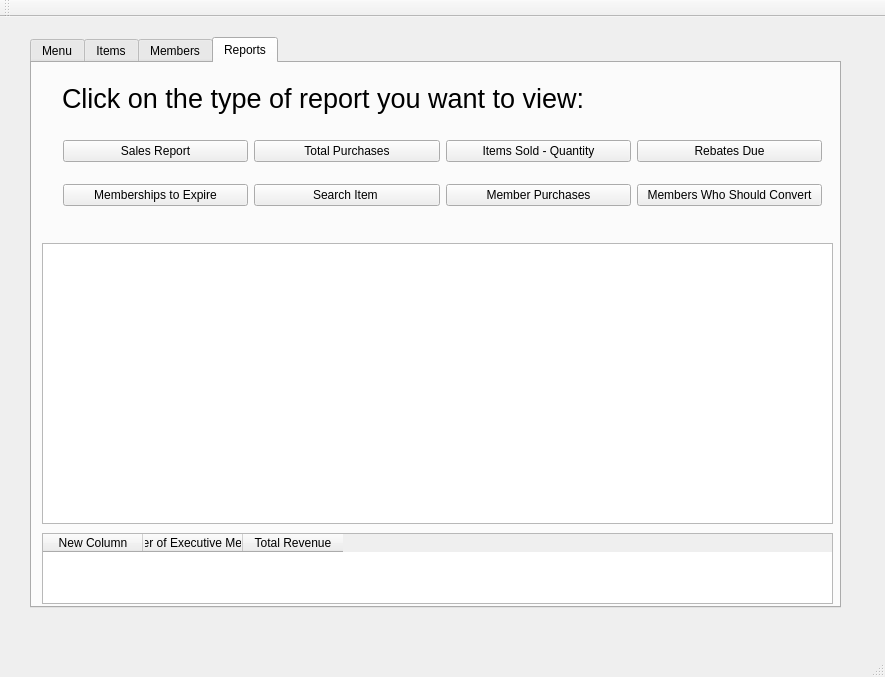
Old version of the form mainwindow.ui in the repository JMarcu/Super-Warehouse-Store.
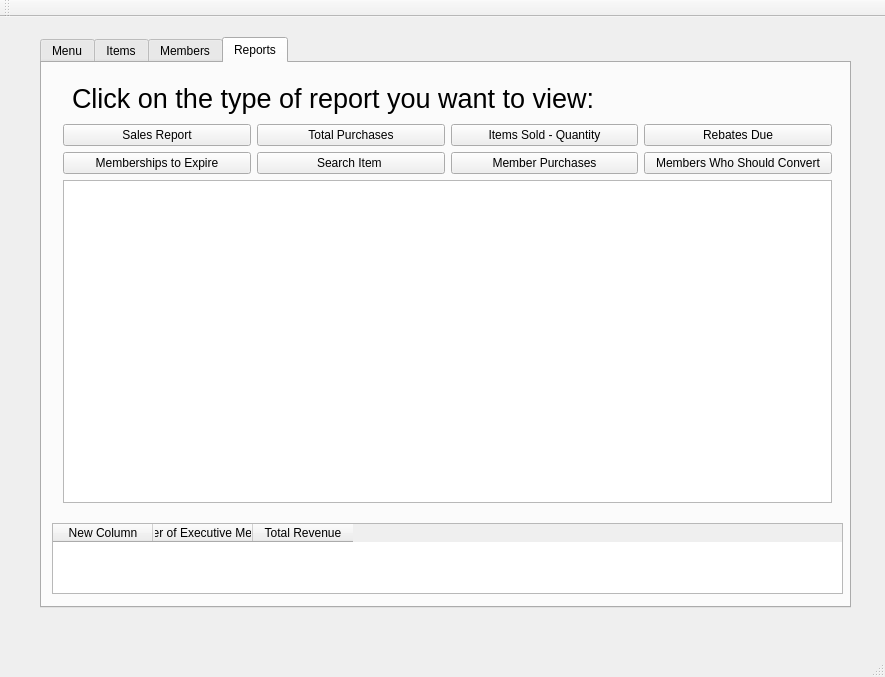
New version of the form.

Diff of the .ui file:
```diff
--- a/mainwindow.ui
+++ b/mainwindow.ui
@@ -17,7 +17,7 @@
    <widget class="QTabWidget" name="ViewMembers">
     <property name="geometry">
      <rect>
-      <x>30</x>
+      <x>40</x>
       <y>20</y>
       <width>811</width>
       <height>571</height>
@@ -231,19 +231,6 @@
      <attribute name="title">
       <string>Reports</string>
      </attribute>
-     <widget class="QTableWidget" name="tableWidget_ViewReports">
-      <property name="geometry">
-       <rect>
-        <x>10</x>
-        <y>180</y>
-        <width>791</width>
-        <height>281</height>
-       </rect>
-      </property>
-      <property name="editTriggers">
-       <set>QAbstractItemView::NoEditTriggers</set>
-      </property>
-     </widget>
      <widget class="QLabel" name="label">
       <property name="geometry">
        <rect>
@@ -263,15 +250,42 @@
        <string>Click on the type of report you want to view:</string>
       </property>
      </widget>
-     <widget class="QWidget" name="layoutWidget">
+     <widget class="QTableWidget" name="tableWidget_SIDE">
       <property name="geometry">
        <rect>
-        <x>20</x>
+        <x>10</x>
+        <y>460</y>
+        <width>791</width>
+        <height>71</height>
+       </rect>
+      </property>
+      <column>
+       <property name="text">
+        <string>New Column</string>
+       </property>
+      </column>
+      <column>
+       <property name="text">
+        <string>Number of Executive Members</string>
+       </property>
+      </column>
+      <column>
+       <property name="text">
+        <string>Total Revenue</string>
+       </property>
+      </column>
+     </widget>
+     <widget class="QWidget" name="">
+      <property name="geometry">
+       <rect>
+        <x>10</x>
         <y>50</y>
-        <width>781</width>
-        <height>121</height>
+        <width>791</width>
+        <height>401</height>
        </rect>
       </property>
+      <layout class="QGridLayout" name="gridLayout_4">
+       <item row="0" column="0">
       <layout class="QGridLayout" name="gridLayout_3">
        <item row="0" column="0">
         <widget class="QPushButton" name="SalesReport_Button">
@@ -289,6 +303,9 @@
        </item>
        <item row="0" column="2">
         <widget class="QPushButton" name="ItemsSoldQuantity_Button">
+           <property name="enabled">
+            <bool>true</bool>
+           </property>
          <property name="text">
           <string>Items Sold - Quantity</string>
          </property>
@@ -330,31 +347,24 @@
         </widget>
        </item>
       </layout>
-     </widget>
-     <widget class="QTableWidget" name="tableWidget_SIDE">
-      <property name="geometry">
-       <rect>
-        <x>10</x>
-        <y>470</y>
-        <width>791</width>
-        <height>71</height>
-       </rect>
-      </property>
-      <column>
-       <property name="text">
-        <string>New Column</string>
-       </property>
-      </column>
-      <column>
-       <property name="text">
-        <string>Number of Executive Members</string>
-       </property>
-      </column>
-      <column>
-       <property name="text">
-        <string>Total Revenue</string>
-       </property>
-      </column>
+       </item>
+       <item row="1" column="0">
+        <widget class="QTableWidget" name="tableWidget_ViewReports">
+         <property name="sizePolicy">
+          <sizepolicy hsizetype="Expanding" vsizetype="Expanding">
+           <horstretch>0</horstretch>
+           <verstretch>0</verstretch>
+          </sizepolicy>
+         </property>
+         <property name="editTriggers">
+          <set>QAbstractItemView::NoEditTriggers</set>
+         </property>
+         <property name="sortingEnabled">
+          <bool>true</bool>
+         </property>
+        </widget>
+       </item>
+      </layout>
      </widget>
     </widget>
    </widget>
```
Left out of the diff: 13 changed lines with no effect on the pictures. Lines whose indentation alone changed are shown as unchanged.
